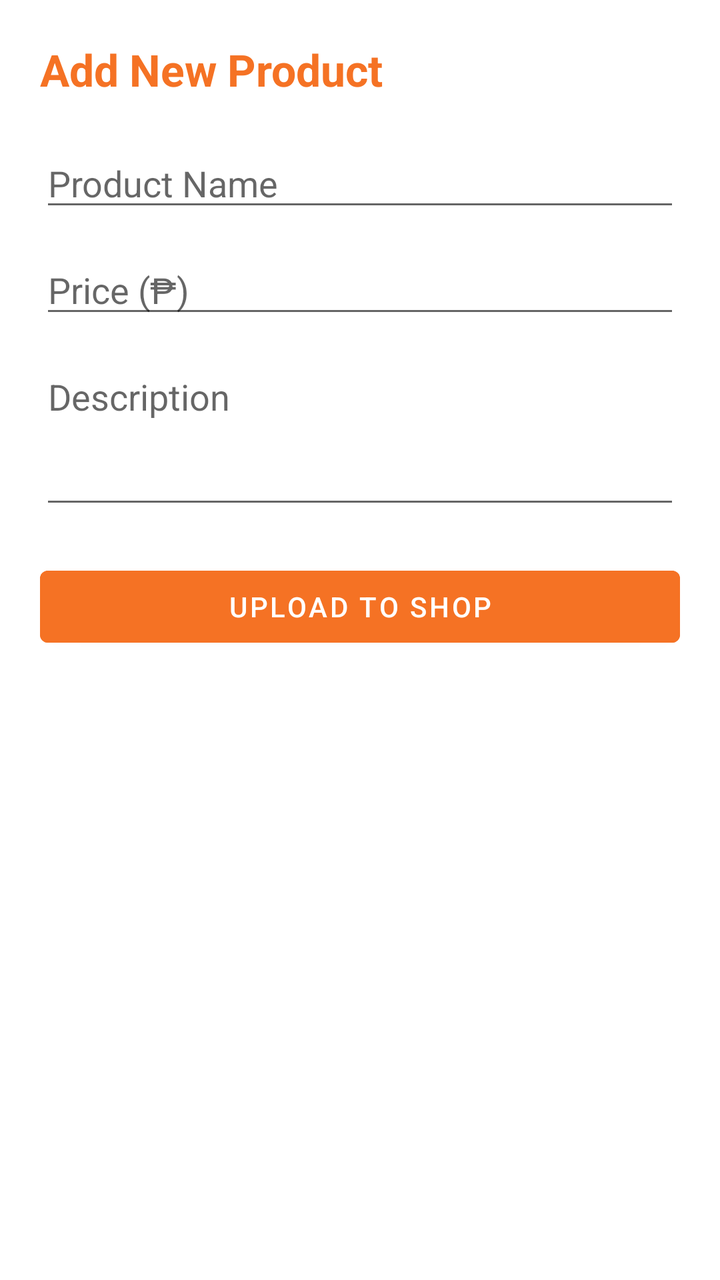
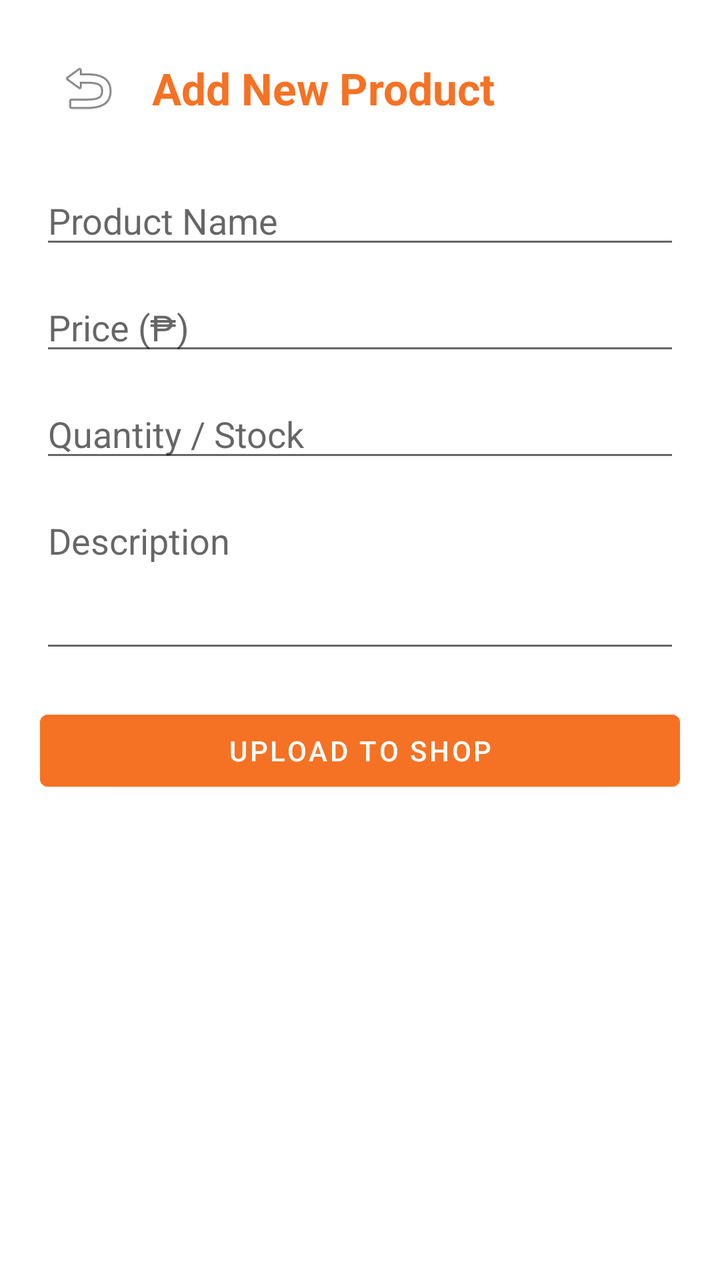

Screens rendered from an Android XML layout before and after an edit, with the pre-edit source and the edit as a unified diff.
<!-- AndroidManifest.xml: application theme Theme.MaterialComponents.DayNight.NoActionBar -->
<!-- res/layout/activity_add_product.xml -->
<?xml version="1.0" encoding="utf-8"?>
<LinearLayout xmlns:android="http://schemas.android.com/apk/res/android"
    android:layout_width="match_parent"
    android:layout_height="match_parent"
    android:orientation="vertical"
    android:padding="20dp"
    android:background="#FFFFFF">

    <TextView
        android:layout_width="wrap_content"
        android:layout_height="wrap_content"
        android:text="Add New Product"
        android:textSize="22sp"
        android:textStyle="bold"
        android:textColor="#F57224"
        android:layout_marginBottom="20dp" />

    <EditText
        android:id="@+id/etProductName"
        android:layout_width="match_parent"
        android:layout_height="wrap_content"
        android:hint="Product Name"
        android:layout_marginBottom="12dp" />

    <EditText
        android:id="@+id/etProductPrice"
        android:layout_width="match_parent"
        android:layout_height="wrap_content"
        android:hint="Price (₱)"
        android:inputType="numberDecimal"
        android:layout_marginBottom="12dp" />

    <EditText
        android:id="@+id/etProductDesc"
        android:layout_width="match_parent"
        android:layout_height="wrap_content"
        android:hint="Description"
        android:gravity="top"
        android:lines="3"
        android:layout_marginBottom="20dp" />

    <Button
        android:id="@+id/btnSubmitProduct"
        android:layout_width="match_parent"
        android:layout_height="wrap_content"
        android:text="UPLOAD TO SHOP"
        android:backgroundTint="#F57224"
        android:textColor="#FFFFFF" />

</LinearLayout>
<!-- resources referenced by this layout -->
<resources>

</resources>

<!-- the commit's change to res/layout/activity_add_product.xml (unified diff, before → after) -->
@@ -6,14 +6,31 @@
     android:padding="20dp"
     android:background="#FFFFFF">
 
-    <TextView
-        android:layout_width="wrap_content"
+    <LinearLayout
+        android:layout_width="match_parent"
         android:layout_height="wrap_content"
-        android:text="Add New Product"
-        android:textSize="22sp"
-        android:textStyle="bold"
-        android:textColor="#F57224"
-        android:layout_marginBottom="20dp" />
+        android:orientation="horizontal"
+        android:gravity="center_vertical"
+        android:layout_marginBottom="20dp">
+
+        <ImageButton
+            android:id="@+id/btnBack"
+            android:layout_width="48dp"
+            android:layout_height="48dp"
+            android:background="?attr/selectableItemBackgroundBorderless"
+            android:src="@android:drawable/ic_menu_revert"
+            android:contentDescription="Go Back"
+            android:padding="8dp" />
+
+        <TextView
+            android:layout_width="wrap_content"
+            android:layout_height="wrap_content"
+            android:layout_marginStart="8dp"
+            android:text="Add New Product"
+            android:textSize="22sp"
+            android:textStyle="bold"
+            android:textColor="#F57224" />
+    </LinearLayout>
 
     <EditText
         android:id="@+id/etProductName"
@@ -28,6 +45,14 @@
         android:layout_height="wrap_content"
         android:hint="Price (₱)"
         android:inputType="numberDecimal"
+        android:layout_marginBottom="12dp" />
+
+    <EditText
+        android:id="@+id/etProductQuantity"
+        android:layout_width="match_parent"
+        android:layout_height="wrap_content"
+        android:hint="Quantity / Stock"
+        android:inputType="number"
         android:layout_marginBottom="12dp" />
 
     <EditText
